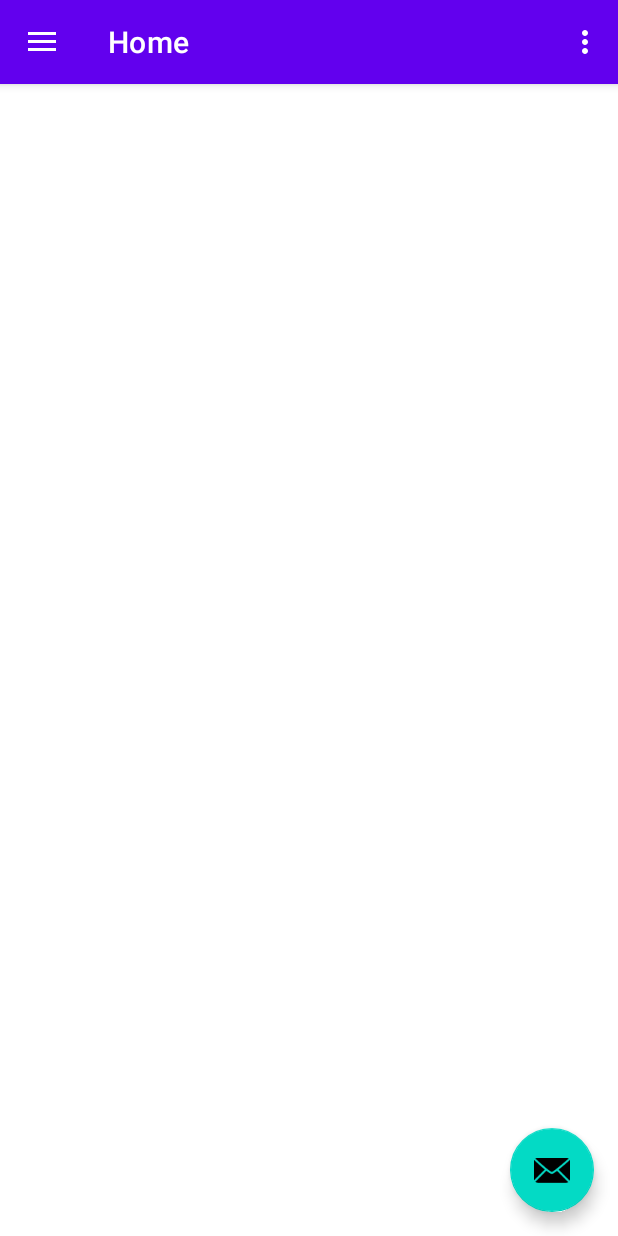
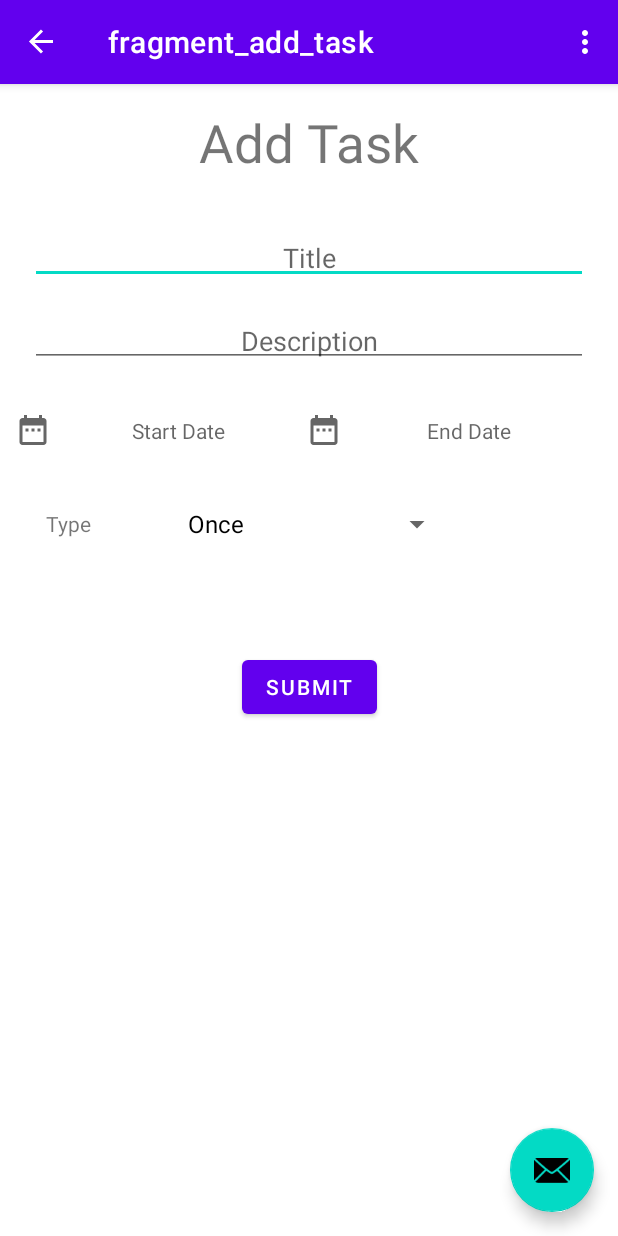
Before and after one commit to Tanmai2002/My_Todo_Kotlin, an Android app: the screen it shows after launch (MainActivity), on a phone screen of 412 x 824 dp. Run offline under Robolectric (Android 15) with nearby library versions, the phone set to English and light mode, and no system bars; our stand-ins replace Room's generated code, data binding, navigation-ui; 2 statements that could not run were skipped.

Commit message:
Addition of DB and data binding for first add task page

```diff
--- a/app/build.gradle
+++ b/app/build.gradle
@@ -33,6 +33,7 @@ android {
     }
     buildFeatures {
         viewBinding true
+        dataBinding true
     }
 }
 
@@ -53,6 +54,7 @@ dependencies {
     implementation "androidx.navigation:navigation-ui-ktx:$nav_version"
 
     implementation "androidx.room:room-runtime:$room_version"
+    implementation 'androidx.legacy:legacy-support-v4:1.0.0'
     kapt "androidx.room:room-compiler:$room_version"
     implementation "androidx.room:room-ktx:$room_version"
 }
--- a/app/src/main/AndroidManifest.xml
+++ b/app/src/main/AndroidManifest.xml
@@ -6,6 +6,7 @@
         android:allowBackup="true"
         android:icon="@mipmap/ic_launcher"
         android:label="@string/app_name"
+        android:name=".TaskApplication"
         android:roundIcon="@mipmap/ic_launcher_round"
         android:supportsRtl="true"
         android:theme="@style/Theme.MyTodo">
--- a/app/src/main/java/com/dazz/mytodo/database/Task.kt
+++ b/app/src/main/java/com/dazz/mytodo/database/Task.kt
@@ -8,9 +8,9 @@ import java.sql.Date
 
 @Entity(tableName = "tasks")
 data class Task (
-    @PrimaryKey(autoGenerate = true) val id : Long,
+    @PrimaryKey(autoGenerate = true) val id : Long=0,
     @NonNull @ColumnInfo(name = "Start Date") val start_date : Date,
-    @ColumnInfo(name = "End Date") val end_date : Long,
+    @ColumnInfo(name = "End Date") val end_date : Date,
     @NonNull @ColumnInfo(name = "Type") val type :String,
     @NonNull @ColumnInfo(name ="Title") val title :String,
     @ColumnInfo(name ="Description") val desc :String
--- a/app/src/main/java/com/dazz/mytodo/database/TaskDao.kt
+++ b/app/src/main/java/com/dazz/mytodo/database/TaskDao.kt
@@ -1,20 +1,21 @@
 package com.dazz.mytodo.database
 
-import androidx.room.Dao
-import androidx.room.Delete
-import androidx.room.Insert
-import androidx.room.Query
+import androidx.room.*
+import kotlinx.coroutines.flow.Flow
 
 @Dao
 interface TaskDao {
     @Query("Select * From tasks")
-    fun getAllTasks() :List<Task>
+    fun getAllTasks() :Flow<List<Task>>
 
-    @Insert
+    @Insert(onConflict = OnConflictStrategy.REPLACE)
     suspend fun insertTask(task :Task)
 
+    @Update
+    suspend fun updateTask(task :Task)
+
     @Query("Select * From tasks Where id=:id")
-    fun getTask(id : Long) : Task
+    fun getTask(id : Long) : Flow<Task>
 
     @Delete
     suspend fun deleteTask(task :Task)
--- a/app/src/main/java/com/dazz/mytodo/database/TaskDatabase.kt
+++ b/app/src/main/java/com/dazz/mytodo/database/TaskDatabase.kt
@@ -4,7 +4,7 @@ import android.content.Context
 import androidx.room.*
 import androidx.room.TypeConverter
 
-@Database(entities = [Task::class],version = 1,exportSchema = false)
+@Database(entities = [Task::class],version =3,exportSchema = false)
 @TypeConverters(value = [TodoTypeConverter::class])
 abstract class TaskDatabase : RoomDatabase() {
     abstract fun taskDao() : TaskDao
--- /dev/null
+++ b/app/src/main/java/com/dazz/mytodo/ui/addTaskFragment/AddTaskFragment.kt
@@ -0,0 +1,128 @@
+package com.dazz.mytodo.ui.addTaskFragment
+
+import android.app.DatePickerDialog
+import android.os.Bundle
+import androidx.fragment.app.Fragment
+import android.view.LayoutInflater
+import android.view.View
+import android.view.ViewGroup
+import android.widget.*
+import androidx.databinding.adapters.AdapterViewBindingAdapter
+import androidx.fragment.app.activityViewModels
+import androidx.lifecycle.LiveData
+import androidx.lifecycle.MutableLiveData
+import androidx.navigation.fragment.findNavController
+import com.dazz.mytodo.R
+import com.dazz.mytodo.TaskApplication
+import com.dazz.mytodo.databinding.FragmentAddTaskBinding
+import com.dazz.mytodo.models.TodoViewModel
+import com.dazz.mytodo.models.TodoViewModelFactory
+import java.sql.Date
+import java.text.SimpleDateFormat
+import java.util.*
+
+
+class AddTaskFragment : Fragment() {
+
+    private  var _binding : FragmentAddTaskBinding?= null
+    private val binding get() = _binding!!
+
+    var _SDAte =MutableLiveData<Date>(Date.valueOf("2002-02-02"))
+    var SDate : LiveData<Date>  =_SDAte
+    var _EDAte =MutableLiveData<Date>(Date.valueOf("2002-02-02"))
+    val EDate : LiveData<Date>  =_EDAte
+    var _Type =MutableLiveData<String>("")
+    var Type :LiveData<String> =_Type
+    val l= listOf<String>("Once","Daily","Month","Year")
+    private val sharedViewModel: TodoViewModel by activityViewModels{
+        TodoViewModelFactory(
+            (activity?.application as TaskApplication).database.taskDao()
+        )
+    }
+    override fun onCreateView(
+        inflater: LayoutInflater, container: ViewGroup?,
+        savedInstanceState: Bundle?
+    ): View? {
+        // Inflate the layout for this fragment
+        _binding= FragmentAddTaskBinding.inflate(inflater,container,false)
+        return binding.root
+    }
+
+    override fun onViewCreated(view: View, savedInstanceState: Bundle?) {
+        super.onViewCreated(view, savedInstanceState)
+        _binding!!.apply {
+            viewModel =sharedViewModel
+            addTaskFrag=this@AddTaskFragment
+            lifecycleOwner=viewLifecycleOwner
+
+        }
+        resetAll()
+    }
+    fun submitTask(){
+        if(_binding!!.addTaskTitle.text.toString().isBlank() ){
+            Toast.makeText(requireContext(),"Please Enter all Details",Toast.LENGTH_LONG).show()
+            return
+        }
+        sharedViewModel.addNewTask(_binding!!.addTaskTitle.text.toString(),_binding!!.addTaskDesc.text.toString()
+            ,SDate.value!!,EDate.value!!,Type.value!!)
+//        findNavController().popBackStack()
+        resetAll()
+    }
+    /**
+     *State 0:StartDate
+     * State 1: EndDate
+     */
+
+    fun setDate(state :Int){
+        val myCalendar = Calendar.getInstance()
+        val datePickerOnDataSetListener = DatePickerDialog.OnDateSetListener { _, year, monthOfYear, dayOfMonth ->
+            myCalendar.set(Calendar.YEAR, year)
+            myCalendar.set(Calendar.MONTH, monthOfYear)
+            myCalendar.set(Calendar.DAY_OF_MONTH, dayOfMonth)
+            val s :String="${year}-${monthOfYear+1}-${dayOfMonth}"
+            Toast.makeText(requireContext(),s,Toast.LENGTH_LONG).show()
+            val d=Date.valueOf(s)
+
+            if(state==0){
+                _SDAte.value=d
+            }else{
+                _EDAte.value=d
+            }
+        }
+
+            DatePickerDialog(
+                requireContext(), datePickerOnDataSetListener, myCalendar
+                    .get(Calendar.YEAR), myCalendar.get(Calendar.MONTH),
+                myCalendar.get(Calendar.DAY_OF_MONTH)
+            ).show()
+
+
+        }
+    private  fun resetAll(){
+        _binding!!.addTaskTitle.setText("")
+        _binding!!.addTaskDesc.setText("")
+        _EDAte.value= Date.valueOf("2002-02-02")
+        _SDAte.value= Date.valueOf("2002-02-02")
+
+        val adaptera =ArrayAdapter<String>(requireContext(),R.layout.support_simple_spinner_dropdown_item,l)
+        _binding!!.addTaskType.adapter=adaptera
+        _binding!!.addTaskType.onItemSelectedListener=object :AdapterView.OnItemSelectedListener{
+            override fun onItemSelected(
+                parent: AdapterView<*>?,
+                view: View?,
+                position: Int,
+                id: Long
+            ) {
+                _Type.value=l.get(position)
+            }
+
+            override fun onNothingSelected(parent: AdapterView<*>?) {
+                _Type.value=l.get(0)
+            }
+
+        }
+    }
+
+
+
+}
--- a/app/src/main/java/com/dazz/mytodo/ui/dashboard/DashboardFragment.kt
+++ b/app/src/main/java/com/dazz/mytodo/ui/dashboard/DashboardFragment.kt
@@ -6,7 +6,9 @@ import android.view.View
 import android.view.ViewGroup
 import androidx.fragment.app.Fragment
 import androidx.fragment.app.activityViewModels
+import androidx.navigation.fragment.findNavController
 import com.dazz.mytodo.TaskApplication
+import com.dazz.mytodo.databinding.FragmentAddTaskBinding
 import com.dazz.mytodo.databinding.FragmentHomeBinding
 import com.dazz.mytodo.models.TodoViewModel
 import com.dazz.mytodo.models.TodoViewModelFactory
@@ -30,7 +32,8 @@ class DashboardFragment : Fragment() {
     ): View? {
 
         _binding = FragmentHomeBinding.inflate(inflater, container, false)
-
+        val action =DashboardFragmentDirections.actionNavHomeToAddTaskFragment()
+        findNavController().navigate(action)
         return binding.root
     }
 
--- /dev/null
+++ b/app/src/main/res/drawable/ic_baseline_date_range_24.xml
@@ -0,0 +1,10 @@
+<vector xmlns:android="http://schemas.android.com/apk/res/android"
+    android:width="24dp"
+    android:height="24dp"
+    android:viewportWidth="24"
+    android:viewportHeight="24"
+    android:tint="?attr/colorControlNormal">
+  <path
+      android:fillColor="@android:color/white"
+      android:pathData="M9,11L7,11v2h2v-2zM13,11h-2v2h2v-2zM17,11h-2v2h2v-2zM19,4h-1L18,2h-2v2L8,4L8,2L6,2v2L5,4c-1.11,0 -1.99,0.9 -1.99,2L3,20c0,1.1 0.89,2 2,2h14c1.1,0 2,-0.9 2,-2L21,6c0,-1.1 -0.9,-2 -2,-2zM19,20L5,20L5,9h14v11z"/>
+</vector>
--- /dev/null
+++ b/app/src/main/res/layout/fragment_add_task.xml
@@ -0,0 +1,133 @@
+<?xml version="1.0" encoding="utf-8"?>
+<layout xmlns:android="http://schemas.android.com/apk/res/android"
+    xmlns:app="http://schemas.android.com/apk/res-auto"
+    xmlns:tools="http://schemas.android.com/tools"
+    tools:context=".ui.addTaskFragment.AddTaskFragment">
+<data>
+    <variable
+        name="viewModel"
+        type="com.dazz.mytodo.models.TodoViewModel" />
+    <variable
+        name="addTaskFrag"
+        type="com.dazz.mytodo.ui.addTaskFragment.AddTaskFragment" />
+</data>
+   <androidx.constraintlayout.widget.ConstraintLayout
+       android:layout_width="match_parent"
+       android:layout_height="match_parent">
+       <TextView
+           android:id="@+id/add_task_Heading"
+           android:layout_width="wrap_content"
+           android:layout_height="wrap_content"
+           android:textSize="35sp"
+           android:text="@string/add_task"
+           app:layout_constraintStart_toStartOf="parent"
+           app:layout_constraintEnd_toEndOf="parent"
+           app:layout_constraintTop_toTopOf="parent"
+           android:layout_margin="15dp"/>
+    <EditText
+        android:id="@+id/add_task_title"
+        android:layout_width="match_parent"
+        android:layout_height="wrap_content"
+        android:textAlignment="center"
+        app:layout_constraintTop_toBottomOf="@id/add_task_Heading"
+        app:layout_constraintStart_toStartOf="parent"
+        android:padding="5dp"
+        android:hint="@string/task_title"
+        android:layout_marginStart="20dp"
+        android:layout_marginEnd="20dp"
+        android:layout_marginTop="35dp"/>
+       <EditText
+           android:id="@+id/add_task_desc"
+           android:layout_width="match_parent"
+           android:layout_height="wrap_content"
+           android:textAlignment="center"
+           app:layout_constraintTop_toBottomOf="@id/add_task_title"
+           app:layout_constraintStart_toStartOf="parent"
+           android:padding="5dp"
+           android:hint="@string/task_Description"
+           android:layout_margin="20dp"/>
+
+       <ImageView
+           android:id="@+id/add_task_start_date_icon"
+           android:layout_width="wrap_content"
+           android:layout_height="wrap_content"
+           android:textAlignment="center"
+           app:layout_constraintTop_toBottomOf="@id/add_task_desc"
+           app:layout_constraintStart_toStartOf="parent"
+           android:src="@drawable/ic_baseline_date_range_24"
+            android:layout_marginStart="10dp"
+           android:layout_marginTop="30dp"/>
+
+       <TextView
+           android:id="@+id/add_task_start_date"
+           android:layout_width="150dp"
+           android:layout_height="wrap_content"
+           android:layout_margin="10dp"
+           android:layout_marginStart="8dp"
+           android:hint="@string/task_start_date"
+           android:padding="5dp"
+           android:onClick="@{()->addTaskFrag.setDate(0)}"
+           android:textAlignment="center"
+           app:layout_constraintBottom_toBottomOf="@+id/add_task_start_date_icon"
+           app:layout_constraintStart_toEndOf="@id/add_task_start_date_icon"
+           app:layout_constraintTop_toTopOf="@+id/add_task_start_date_icon"
+           app:setDate="@{addTaskFrag.SDate}"/>
+
+       <ImageView
+           android:id="@+id/add_task_end_date_icon"
+           android:layout_width="wrap_content"
+           android:layout_height="wrap_content"
+           android:layout_marginStart="10dp"
+           android:src="@drawable/ic_baseline_date_range_24"
+           android:textAlignment="center"
+           app:layout_constraintBottom_toBottomOf="@+id/add_task_start_date_icon"
+           app:layout_constraintStart_toEndOf="@id/add_task_start_date" />
+
+       <TextView
+           android:id="@+id/add_task_end_date"
+           android:layout_width="150dp"
+           android:layout_height="wrap_content"
+           android:layout_margin="10dp"
+           android:layout_marginStart="8dp"
+           android:hint="@string/task_end_date"
+           android:padding="5dp"
+           android:onClick="@{()->addTaskFrag.setDate(1)}"
+           android:textAlignment="center"
+           app:layout_constraintBottom_toBottomOf="@+id/add_task_end_date_icon"
+           app:layout_constraintStart_toEndOf="@id/add_task_end_date_icon"
+           app:layout_constraintTop_toTopOf="@+id/add_task_end_date_icon"
+           app:setDate="@{addTaskFrag.EDate}"/>
+       <TextView
+           android:id="@+id/add_task_tv"
+           android:layout_width="wrap_content"
+           android:layout_height="wrap_content"
+           android:text="@string/type"
+           android:padding="15dp"
+           app:layout_constraintStart_toStartOf="parent"
+           android:layout_marginTop="25dp"
+           android:layout_marginStart="15dp"
+           app:layout_constraintTop_toBottomOf="@id/add_task_start_date_icon"
+           />
+
+       <Spinner
+           android:id="@+id/add_task_Type"
+           android:layout_width="200dp"
+           android:layout_height="wrap_content"
+           android:layout_marginStart="25dp"
+           android:padding="15dp"
+           android:textAlignment="center"
+           app:layout_constraintBottom_toBottomOf="@+id/add_task_tv"
+           app:layout_constraintStart_toEndOf="@id/add_task_tv"
+           app:layout_constraintTop_toTopOf="@+id/add_task_tv" />
+        <Button
+            android:layout_width="wrap_content"
+            android:layout_height="wrap_content"
+            android:text="@string/submit"
+            app:layout_constraintStart_toStartOf="parent"
+            app:layout_constraintEnd_toEndOf="parent"
+            android:layout_marginTop="45dp"
+            android:onClick="@{()->addTaskFrag.submitTask()}"
+            app:layout_constraintTop_toBottomOf="@id/add_task_Type"/>
+   </androidx.constraintlayout.widget.ConstraintLayout>
+
+</layout>
--- a/app/src/main/res/layout/fragment_home.xml
+++ b/app/src/main/res/layout/fragment_home.xml
@@ -6,17 +6,5 @@
     android:layout_height="match_parent"
     tools:context=".ui.dashboard.DashboardFragment">
 
-    <TextView
-        android:id="@+id/text_home"
-        android:layout_width="match_parent"
-        android:layout_height="wrap_content"
-        android:layout_marginStart="8dp"
-        android:layout_marginTop="8dp"
-        android:layout_marginEnd="8dp"
-        android:textAlignment="center"
-        android:textSize="20sp"
-        app:layout_constraintBottom_toBottomOf="parent"
-        app:layout_constraintEnd_toEndOf="parent"
-        app:layout_constraintStart_toStartOf="parent"
-        app:layout_constraintTop_toTopOf="parent" />
+
 </androidx.constraintlayout.widget.ConstraintLayout>
--- a/app/src/main/res/navigation/mobile_navigation.xml
+++ b/app/src/main/res/navigation/mobile_navigation.xml
@@ -9,7 +9,11 @@
         android:id="@+id/nav_home"
         android:name="com.dazz.mytodo.ui.dashboard.DashboardFragment"
         android:label="@string/menu_home"
-        tools:layout="@layout/fragment_home" />
+        tools:layout="@layout/fragment_home" >
+        <action
+            android:id="@+id/action_nav_home_to_addTaskFragment"
+            app:destination="@id/addTaskFragment" />
+    </fragment>
 
     <fragment
         android:id="@+id/nav_gallery"
@@ -22,4 +26,9 @@
         android:name="com.dazz.mytodo.ui.slideshow.SlideshowFragment"
         android:label="@string/menu_slideshow"
         tools:layout="@layout/fragment_slideshow" />
+    <fragment
+        android:id="@+id/addTaskFragment"
+        android:name="com.dazz.mytodo.ui.addTaskFragment.AddTaskFragment"
+        android:label="fragment_add_task"
+        tools:layout="@layout/fragment_add_task" />
 </navigation>
--- a/app/src/main/res/values/strings.xml
+++ b/app/src/main/res/values/strings.xml
@@ -10,4 +10,13 @@
     <string name="menu_home">Home</string>
     <string name="menu_gallery">Gallery</string>
     <string name="menu_slideshow">Slideshow</string>
+    <!-- TODO: Remove or change this placeholder text -->
+    <string name="hello_blank_fragment">Hello blank fragment</string>
+    <string name="task_title">Title</string>
+    <string name="task_Description">Description</string>
+    <string name="task_start_date">Start Date</string>
+    <string name="task_end_date">End Date</string>
+    <string name="submit">Submit</string>
+    <string name="type">Type</string>
+    <string name="add_task">Add Task</string>
 </resources>
```
Also changed, not shown: app/src/main/java/com/dazz/mytodo/BindingAdapters.kt (added, +18 -0 lines), app/src/main/java/com/dazz/mytodo/database/TodoTypeConverter.kt (+4 -4 lines), app/src/main/java/com/dazz/mytodo/models/TodoViewModel.kt (+28 -3 lines), app/src/main/java/com/dazz/mytodo/ui/allTasks/AllTasksFragment.kt (+7 -2 lines), app/src/main/java/com/dazz/mytodo/ui/slideshow/SlideshowFragment.kt (+11 -14 lines), app/src/main/java/com/dazz/mytodo/ui/slideshow/SlideshowViewModel.kt (deleted, +0 -13 lines).
